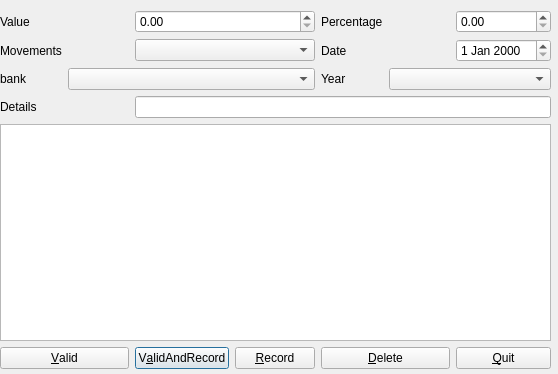
Before: the Qt Designer form plugins/accountplugin/movements/movementsviewer.ui in FreeHealth/freehealth, drawn with Qt 5.
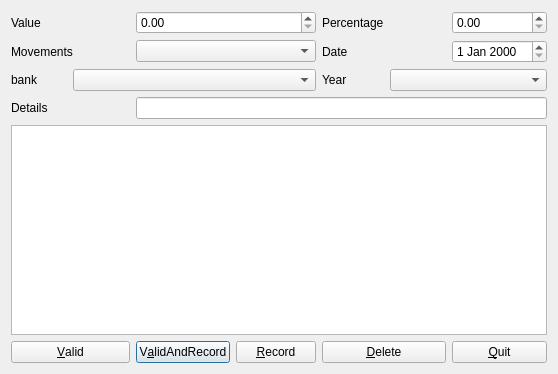
After: the same form once the commit is applied.

```diff
--- a/plugins/accountplugin/movements/movementsviewer.ui
+++ b/plugins/accountplugin/movements/movementsviewer.ui
@@ -13,15 +13,8 @@
   <property name="windowTitle">
    <string>Movements</string>
   </property>
-  <widget class="QWidget" name="">
-   <property name="geometry">
-    <rect>
-     <x>0</x>
-     <y>10</y>
-     <width>551</width>
-     <height>359</height>
-    </rect>
-   </property>
+  <layout class="QGridLayout" name="gridLayout_2">
+   <item row="0" column="0">
    <layout class="QGridLayout" name="gridLayout">
     <item row="0" column="0">
      <widget class="QLabel" name="valueLabel">
@@ -186,7 +179,8 @@
      </widget>
     </item>
    </layout>
-  </widget>
+   </item>
+  </layout>
  </widget>
  <tabstops>
   <tabstop>valueDoubleSpinBox</tabstop>
```
Lines whose indentation alone changed are shown as unchanged.
